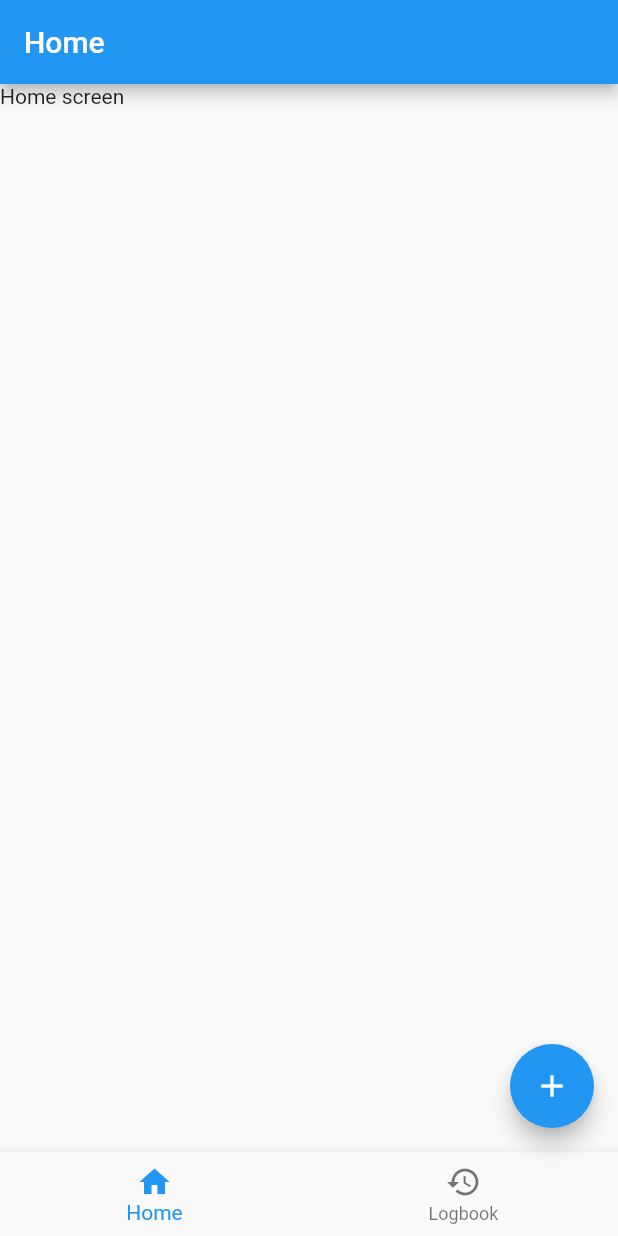
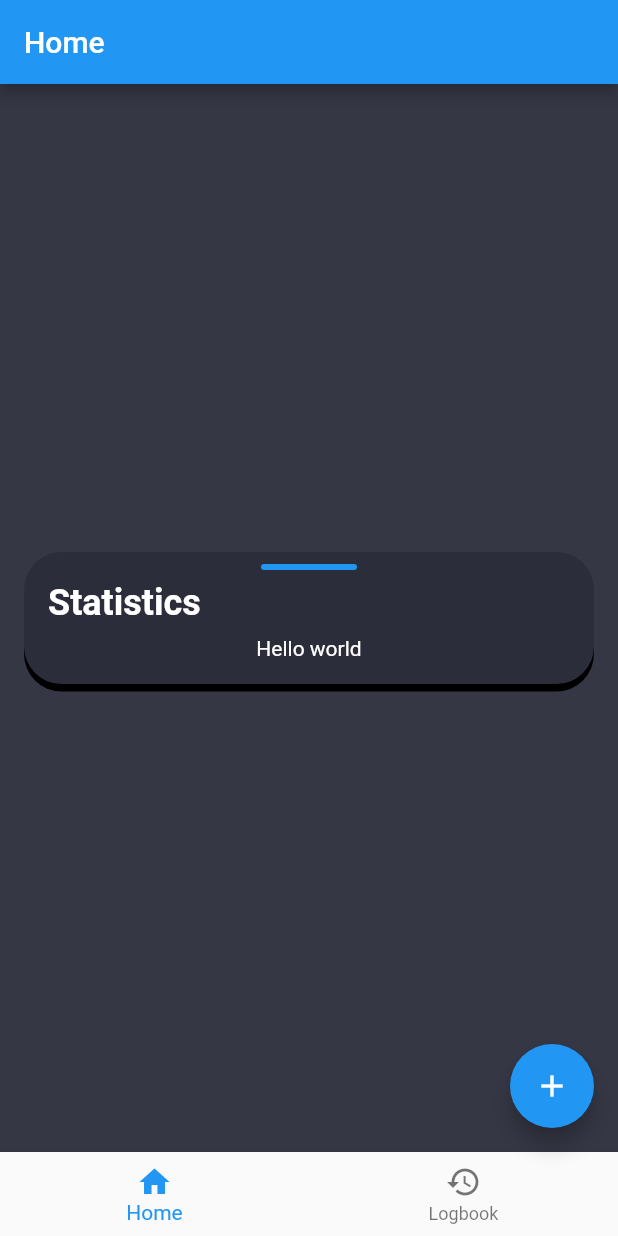
Before and after one commit to Marcin642/weight_tracker_app, a Flutter app: the screen it shows after launch, on a phone screen of 412 x 824 dp. Run offline on Flutter 3.47's test engine with Material 2 defaults, Android fonts, the phone set to English and light mode, and no system bars; our stand-ins replace equatable, flutter_riverpod, go_router, hive_flutter, rxdart; accounts and stored records are empty; generated files the repository leaves out were written again.

Commit message:
Added DashboardCardSkeleton, small visual changes

```diff
--- /dev/null
+++ b/lib/src/common_widgets/dashboard_card_skeleton.dart
@@ -0,0 +1,75 @@
+import 'package:flutter/material.dart';
+
+/// Skeleton, which is meant to be used as a base of any Dashboard Widget
+class DashboardCardSkeleton extends StatelessWidget {
+  const DashboardCardSkeleton({
+    super.key,
+    required this.title,
+    required this.color,
+    required this.content,
+    this.headerContent,
+  });
+
+  final String title;
+  final Color color;
+  final Widget content;
+  final Widget? headerContent;
+
+  @override
+  Widget build(BuildContext context) {
+    return Container(
+      decoration: BoxDecoration(
+        borderRadius: BorderRadius.circular(25),
+        color: const Color.fromARGB(255, 43, 45, 58),
+        boxShadow: const [
+          BoxShadow(
+            color: Colors.black,
+            offset: Offset(0, 5),
+          ),
+        ],
+      ),
+      child: Column(
+        mainAxisSize: MainAxisSize.min,
+        children: [
+          // Handle
+          Container(
+            width: 64,
+            height: 4,
+            margin: const EdgeInsets.symmetric(vertical: 8.0),
+            decoration: BoxDecoration(
+              color: color,
+              borderRadius: BorderRadius.circular(25),
+            ),
+          ),
+          // Header - title and header content (settings)
+          Padding(
+            padding: const EdgeInsets.symmetric(horizontal: 16.0),
+            child: Row(
+              children: [
+                // Title
+                Text(
+                  title,
+                  style: const TextStyle(
+                    fontSize: 24,
+                    color: Colors.white,
+                    fontWeight: FontWeight.bold,
+                  ),
+                ),
+                // Header content - e.g settings button or range picker
+                Container(
+                  child: headerContent,
+                )
+              ],
+            ),
+          ),
+          // Content
+          Padding(
+            padding: const EdgeInsets.only(
+                left: 16.0, right: 16.0, top: 8.0, bottom: 16.0),
+            child: content,
+          ),
+        ],
+      ),
+    );
+  }
+}
--- a/lib/src/features/entries/data/hive_entries_repository.dart
+++ b/lib/src/features/entries/data/hive_entries_repository.dart
@@ -46,7 +46,8 @@ class HiveEntriesRepository {
   }
 
   // fetch
-  List<Entry> fetchEntriesList() {
+  Future<List<Entry>> fetchEntriesList() async {
+    // await Future.delayed(const Duration(seconds: 2));
     return _getEntriesList();
   }
 
@@ -65,7 +66,6 @@ final entriesRepositoryProvider = Provider<HiveEntriesRepository>((ref) {
 
 final entriesListFutureProvider =
     FutureProvider.autoDispose<List<Entry>>((ref) async {
-  await Future.delayed(const Duration(seconds: 2));
   final entriesRepository = ref.watch(entriesRepositoryProvider);
   return entriesRepository.fetchEntriesList();
 });
--- /dev/null
+++ b/lib/src/features/layout/presentation/home_screen.dart
@@ -0,0 +1,25 @@
+import 'package:flutter/material.dart';
+import 'package:weight_tracker_app/src/common_widgets/dashboard_card_skeleton.dart';
+
+class HomeScreen extends StatelessWidget {
+  const HomeScreen({super.key});
+
+  @override
+  Widget build(BuildContext context) {
+    return const Center(
+      child: Padding(
+        padding: EdgeInsets.all(16.0),
+        child: DashboardCardSkeleton(
+          title: 'Statistics',
+          color: Colors.blue,
+          content: Text(
+            'Hello world',
+            style: TextStyle(
+              color: Colors.white,
+            ),
+          ),
+        ),
+      ),
+    );
+  }
+}
--- a/lib/src/features/layout/presentation/shell_scaffold/shell_scaffold.dart
+++ b/lib/src/features/layout/presentation/shell_scaffold/shell_scaffold.dart
@@ -41,6 +41,7 @@ class _ShellScaffoldState extends State<ShellScaffold> {
   @override
   Widget build(BuildContext context) {
     return Scaffold(
+      backgroundColor: const Color.fromARGB(255, 53, 55, 69),
       appBar: AppBar(
         title: Text(_tabs[_currentIndex].label ?? ''),
       ),
--- a/lib/src/routing/app_router.dart
+++ b/lib/src/routing/app_router.dart
@@ -1,6 +1,7 @@
 import 'package:flutter/material.dart';
 import 'package:flutter_riverpod/flutter_riverpod.dart';
 import 'package:go_router/go_router.dart';
+import 'package:weight_tracker_app/src/features/layout/presentation/home_screen.dart';
 import 'package:weight_tracker_app/src/features/layout/presentation/logbook_screen.dart';
 import 'package:weight_tracker_app/src/features/layout/presentation/shell_scaffold/shell_scaffold.dart';
 
@@ -24,7 +25,7 @@ final goRouterProvider = Provider<GoRouter>((ref) {
           GoRoute(
             path: '/',
             name: AppRoute.home.name,
-            builder: (context, state) => const Text('Home screen'),
+            builder: (context, state) => const HomeScreen(),
           ),
           GoRoute(
             path: '/logbook',
```
